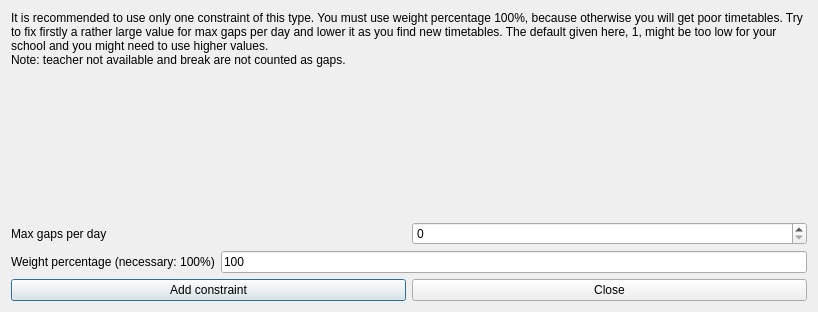
Old version of the form fet/src/interface/addconstraintteachersmaxgapsperdayform_template.ui in the repository vonmecheln/fet.
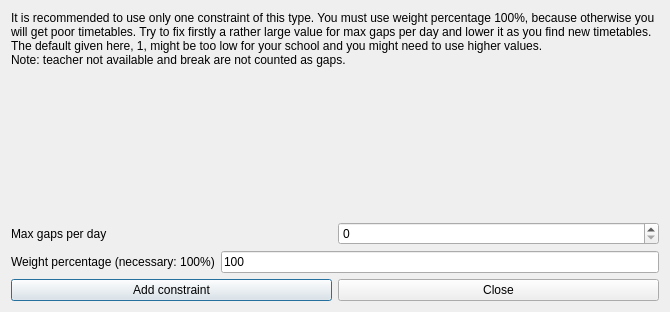
New version of the form.

Patch:
```diff
--- a/fet/src/interface/addconstraintteachersmaxgapsperdayform_template.ui
+++ b/fet/src/interface/addconstraintteachersmaxgapsperdayform_template.ui
@@ -6,7 +6,7 @@
    <rect>
     <x>0</x>
     <y>0</y>
-    <width>818</width>
+    <width>670</width>
     <height>312</height>
    </rect>
   </property>
```
